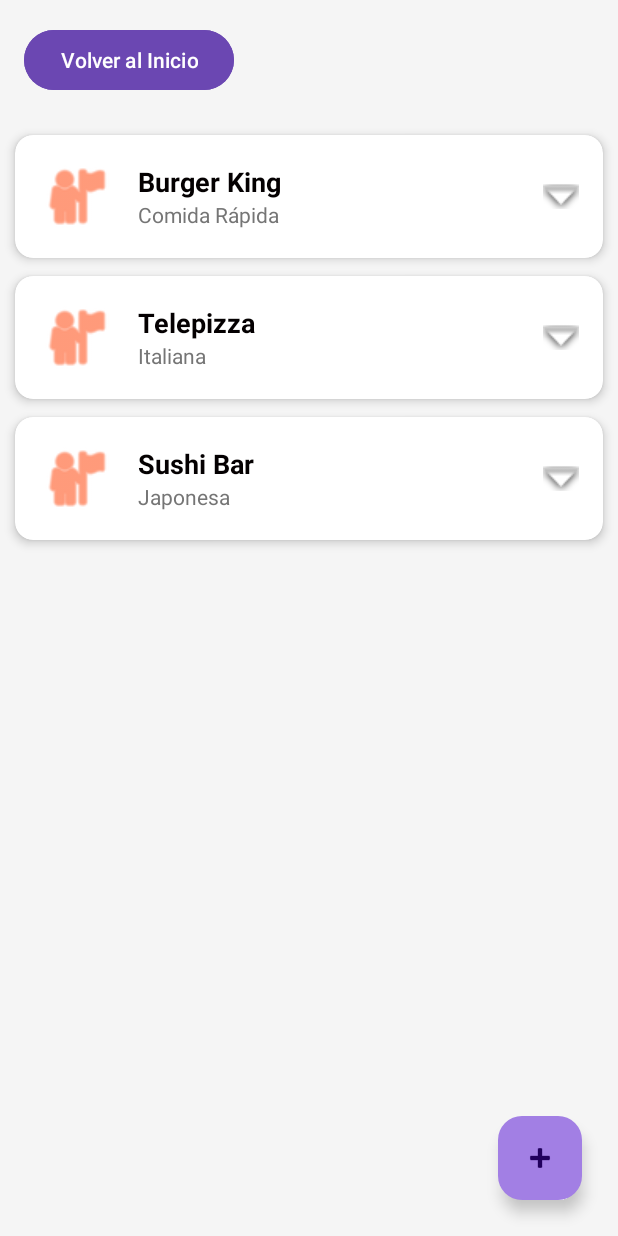
After one commit to guillem2121/GoFoodApp, an Android app: the MenuActivity screen opened directly, with no data from a screen before it, on a phone screen of 412 x 824 dp. The commit adds this screen. Run offline under Robolectric (Android 15) with nearby library versions, the phone set to English and light mode, and no system bars; Roboto replaces fonts that are not available here.

Commit message:
App Finalizada

```diff
--- a/app/build.gradle.kts
+++ b/app/build.gradle.kts
@@ -5,7 +5,7 @@ plugins {
 
 android {
     namespace = "com.guillermomartin.gofoodapp"
-    compileSdk = 35
+    compileSdk = 36
 
     defaultConfig {
         applicationId = "com.guillermomartin.gofoodapp"
--- a/app/src/main/AndroidManifest.xml
+++ b/app/src/main/AndroidManifest.xml
@@ -13,6 +13,9 @@
         android:theme="@style/Theme.GoFoodApp"
         tools:targetApi="31">
         <activity
+            android:name=".MenuActivity"
+            android:exported="false" />
+        <activity
             android:name=".MainActivity"
             android:exported="true">
             <intent-filter>
--- a/app/src/main/java/com/guillermomartin/gofoodapp/MainActivity.kt
+++ b/app/src/main/java/com/guillermomartin/gofoodapp/MainActivity.kt
@@ -1,6 +1,8 @@
 package com.guillermomartin.gofoodapp
 
+import android.content.Intent // IMPORTANTE: Necesario para cambiar de pantalla
 import android.os.Bundle
+import android.widget.Button // IMPORTANTE: Necesario para el botón
 import androidx.activity.enableEdgeToEdge
 import androidx.appcompat.app.AppCompatActivity
 import androidx.core.view.ViewCompat
@@ -11,10 +13,27 @@ class MainActivity : AppCompatActivity() {
         super.onCreate(savedInstanceState)
         enableEdgeToEdge()
         setContentView(R.layout.activity_main)
+
+        // Configuración de la pantalla (código que ya tenías)
         ViewCompat.setOnApplyWindowInsetsListener(findViewById(R.id.main)) { v, insets ->
             val systemBars = insets.getInsets(WindowInsetsCompat.Type.systemBars())
             v.setPadding(systemBars.left, systemBars.top, systemBars.right, systemBars.bottom)
             insets
         }
+
+        // ---------------------------------------------------------
+        // CÓDIGO NUEVO AÑADIDO PARA EL BOTÓN
+        // ---------------------------------------------------------
+
+        // 1. Buscamos el botón por su ID (asegúrate que en tu XML se llame btn_entrar o cámbialo aquí)
+        // Buscamos el botón usando el ID que tienes en tu XML ("button")
+        val btnEnter = findViewById<Button>(R.id.button)
+
+        btnEnter.setOnClickListener {
+            // Esto te lleva a la pantalla nueva (que está en Java)
+            val intent = Intent(this, MenuActivity::class.java)
+            startActivity(intent)
+        }
+        // ---------------------------------------------------------
     }
 }
--- /dev/null
+++ b/app/src/main/java/com/guillermomartin/gofoodapp/MenuActivity.java
@@ -0,0 +1,87 @@
+package com.guillermomartin.gofoodapp;
+
+import android.os.Bundle;
+import android.view.View;
+import android.widget.Button;
+
+import androidx.appcompat.app.AppCompatActivity;
+import androidx.recyclerview.widget.LinearLayoutManager;
+import androidx.recyclerview.widget.RecyclerView;
+import com.google.android.material.floatingactionbutton.FloatingActionButton;
+import com.google.android.material.snackbar.Snackbar;
+import com.guillermomartin.gofoodapp.Restaurante;
+
+import java.util.ArrayList;
+import java.util.List;
+
+public class MenuActivity extends AppCompatActivity {
+
+    private RecyclerView recyclerView;
+    private RestauranteAdapter adapter;
+    private List<Restaurante> listaRestaurantes;
+
+    @Override
+    protected void onCreate(Bundle savedInstanceState) {
+        super.onCreate(savedInstanceState);
+        setContentView(R.layout.activity_menu);
+
+        // 1. Inicializar la lista de datos
+        listaRestaurantes = new ArrayList<>();
+        listaRestaurantes.add(new Restaurante("Burger King", "Comida Rápida", "Whopper, Patatas fritas, Aros de cebolla"));
+        listaRestaurantes.add(new Restaurante("Telepizza", "Italiana", "Pizza Barbacoa, Pan de Ajo, Alitas"));
+        listaRestaurantes.add(new Restaurante("Sushi Bar", "Japonesa", "Makis de salmón, Nigiris, Sopa Miso"));
+
+        // 2. Configurar RecyclerView
+        recyclerView = findViewById(R.id.recyclerViewRestaurantes);
+        recyclerView.setLayoutManager(new LinearLayoutManager(this));
+
+        adapter = new RestauranteAdapter(listaRestaurantes);
+        recyclerView.setAdapter(adapter);
+
+        // 3. Configurar Floating Action Button (FAB)
+        FloatingActionButton fab = findViewById(R.id.fabAdd);
+        fab.setOnClickListener(new View.OnClickListener() {
+            @Override
+            public void onClick(View view) {
+                añadirRestaurante(view);
+            }
+        });
+
+        // ... código anterior (FAB, RecyclerView, etc) ...
+
+        // Configuración del botón VOLVER
+        Button btnVolver = findViewById(R.id.btnVolver);
+        btnVolver.setOnClickListener(new View.OnClickListener() {
+            @Override
+            public void onClick(View v) {
+                // finish() cierra esta actividad y vuelve automáticamente a la anterior (MainActivity)
+                finish();
+            }
+        });
+    }
+
+    private void añadirRestaurante(View view) {
+        // Crear un restaurante nuevo simulado
+        Restaurante nuevo = new Restaurante("Nuevo Wok " + (listaRestaurantes.size() + 1), "Asiática", "Tallarines tres delicias, Pollo al limón");
+
+        // Añadir a la lista y notificar al adaptador
+        listaRestaurantes.add(nuevo);
+        int position = listaRestaurantes.size() - 1;
+        adapter.notifyItemInserted(position);
+
+        // Scrollear hasta el nuevo elemento
+        recyclerView.scrollToPosition(position);
+
+        // 4. Mostrar Snackbar con acción DESHACER
+        Snackbar.make(view, "Restaurante añadido", Snackbar.LENGTH_LONG)
+                .setAction("DESHACER", new View.OnClickListener() {
+                    @Override
+                    public void onClick(View v) {
+                        // Eliminar el último elemento añadido
+                        listaRestaurantes.remove(position);
+                        adapter.notifyItemRemoved(position);
+                    }
+                })
+                .show();
+    }
+}
--- /dev/null
+++ b/app/src/main/java/com/guillermomartin/gofoodapp/Restaurante.java
@@ -0,0 +1,24 @@
+package com.guillermomartin.gofoodapp;
+
+public class Restaurante {
+    private String nombre;
+    private String tipoComida;
+    private String menuDestacado; // Esto será para el desplegable
+    private boolean isExpanded; // Para controlar si el desplegable está abierto
+
+    public Restaurante(String nombre, String tipoComida, String menuDestacado) {
+        this.nombre = nombre;
+        this.tipoComida = tipoComida;
+        this.menuDestacado = menuDestacado;
+        this.isExpanded = false; // Por defecto cerrado
+    }
+
+    // Getters
+    public String getNombre() { return nombre; }
+    public String getTipoComida() { return tipoComida; }
+    public String getMenuDestacado() { return menuDestacado; }
+    public boolean isExpanded() { return isExpanded; }
+
+    // Setter para la expansión
+    public void setExpanded(boolean expanded) { isExpanded = expanded; }
+}
--- /dev/null
+++ b/app/src/main/java/com/guillermomartin/gofoodapp/RestauranteAdapter.java
@@ -0,0 +1,74 @@
+package com.guillermomartin.gofoodapp;
+
+
+import android.view.LayoutInflater;
+import android.view.View;
+import android.view.ViewGroup;
+import android.widget.Button;
+import android.widget.LinearLayout;
+import android.widget.TextView;
+import android.widget.Toast;
+import androidx.annotation.NonNull;
+import androidx.recyclerview.widget.RecyclerView;
+import java.util.List;
+
+public class RestauranteAdapter extends RecyclerView.Adapter<RestauranteAdapter.RestauranteViewHolder> {
+
+    private List<Restaurante> listaRestaurantes;
+
+    public RestauranteAdapter(List<Restaurante> listaRestaurantes) {
+        this.listaRestaurantes = listaRestaurantes;
+    }
+
+    @NonNull
+    @Override
+    public RestauranteViewHolder onCreateViewHolder(@NonNull ViewGroup parent, int viewType) {
+        View view = LayoutInflater.from(parent.getContext()).inflate(R.layout.item_restaurante, parent, false);
+        return new RestauranteViewHolder(view);
+    }
+
+    @Override
+    public void onBindViewHolder(@NonNull RestauranteViewHolder holder, int position) {
+        Restaurante restaurante = listaRestaurantes.get(position);
+
+        // Asignar datos
+        holder.tvNombre.setText(restaurante.getNombre());
+        holder.tvTipo.setText(restaurante.getTipoComida());
+        holder.tvMenu.setText(restaurante.getMenuDestacado());
+
+        // Lógica del Desplegable (Expandable)
+        boolean isExpanded = restaurante.isExpanded();
+        holder.layoutDesplegable.setVisibility(isExpanded ? View.VISIBLE : View.GONE);
+
+        // Al hacer clic en el elemento, invertimos el estado de expansión
+        holder.itemView.setOnClickListener(v -> {
+            restaurante.setExpanded(!restaurante.isExpanded());
+            notifyItemChanged(position); // Notificamos cambio para animar/refrescar
+        });
+
+        // Funcionalidad Extra: Botón pedir muestra un Toast
+        holder.btnPedir.setOnClickListener(v -> {
+            Toast.makeText(v.getContext(), "Pedido realizado a " + restaurante.getNombre(), Toast.LENGTH_SHORT).show();
+        });
+    }
+
+    @Override
+    public int getItemCount() {
+        return listaRestaurantes.size();
+    }
+
+    public static class RestauranteViewHolder extends RecyclerView.ViewHolder {
+        TextView tvNombre, tvTipo, tvMenu;
+        LinearLayout layoutDesplegable;
+        Button btnPedir;
+
+        public RestauranteViewHolder(@NonNull View itemView) {
+            super(itemView);
+            tvNombre = itemView.findViewById(R.id.tvNombreRestaurante);
+            tvTipo = itemView.findViewById(R.id.tvTipoComida);
+            tvMenu = itemView.findViewById(R.id.tvMenuDestacado);
+            layoutDesplegable = itemView.findViewById(R.id.layoutDesplegable);
+            btnPedir = itemView.findViewById(R.id.btnPedir);
+        }
+    }
+}
--- a/app/src/main/res/layout/activity_main.xml
+++ b/app/src/main/res/layout/activity_main.xml
@@ -50,6 +50,7 @@
 
     <!-- Botón de inicio -->
     <Button
+        android:id="@+id/button"
         android:layout_width="wrap_content"
         android:layout_height="53dp"
         android:layout_marginTop="24dp"
--- /dev/null
+++ b/app/src/main/res/layout/activity_menu.xml
@@ -0,0 +1,47 @@
+<?xml version="1.0" encoding="utf-8"?>
+<androidx.coordinatorlayout.widget.CoordinatorLayout
+    xmlns:android="http://schemas.android.com/apk/res/android"
+    xmlns:app="http://schemas.android.com/apk/res-auto"
+    xmlns:tools="http://schemas.android.com/tools"
+    android:layout_width="match_parent"
+    android:layout_height="match_parent"
+    android:background="#F5F5F5"
+    tools:context=".MenuActivity">
+
+    <!-- Contenedor vertical para poner Botón arriba y Lista abajo -->
+    <LinearLayout
+        android:layout_width="match_parent"
+        android:layout_height="match_parent"
+        android:orientation="vertical">
+
+        <!-- BOTÓN PARA VOLVER AL INICIO -->
+        <Button
+            android:id="@+id/btnVolver"
+            android:layout_width="wrap_content"
+            android:layout_height="wrap_content"
+            android:layout_margin="16dp"
+            android:text="Volver al Inicio"
+            android:backgroundTint="@color/button_color"
+            android:textColor="@color/text_color" />
+
+        <!-- Lista de Restaurantes -->
+        <androidx.recyclerview.widget.RecyclerView
+            android:id="@+id/recyclerViewRestaurantes"
+            android:layout_width="match_parent"
+            android:layout_height="match_parent"
+            android:padding="10dp"
+            android:clipToPadding="false"/>
+    </LinearLayout>
+
+    <!-- Botón Flotante (FAB) -->
+    <com.google.android.material.floatingactionbutton.FloatingActionButton
+        android:id="@+id/fabAdd"
+        android:layout_width="wrap_content"
+        android:layout_height="wrap_content"
+        android:layout_gravity="bottom|end"
+        android:layout_margin="24dp"
+        android:src="@android:drawable/ic_input_add"
+        app:backgroundTint="@color/teal_200"
+        android:contentDescription="Añadir Restaurante" />
+
+</androidx.coordinatorlayout.widget.CoordinatorLayout>
--- /dev/null
+++ b/app/src/main/res/layout/item_restaurante.xml
@@ -0,0 +1,99 @@
+<?xml version="1.0" encoding="utf-8"?>
+<androidx.cardview.widget.CardView
+    xmlns:android="http://schemas.android.com/apk/res/android"
+    android:layout_width="match_parent"
+    android:layout_height="wrap_content"
+    android:layout_marginBottom="12dp"
+    app:cardCornerRadius="12dp"
+    app:cardElevation="4dp"
+    xmlns:app="http://schemas.android.com/apk/res-auto">
+
+    <LinearLayout
+        android:layout_width="match_parent"
+        android:layout_height="wrap_content"
+        android:orientation="vertical"
+        android:padding="16dp">
+
+        <!-- Parte visible siempre -->
+        <LinearLayout
+            android:layout_width="match_parent"
+            android:layout_height="wrap_content"
+            android:orientation="horizontal"
+            android:gravity="center_vertical">
+
+            <!-- Icono simple -->
+            <ImageView
+                android:layout_width="50dp"
+                android:layout_height="50dp"
+                android:src="@android:drawable/ic_menu_myplaces"
+                app:tint="#FF5722"/>
+
+            <LinearLayout
+                android:layout_width="0dp"
+                android:layout_height="wrap_content"
+                android:layout_weight="1"
+                android:orientation="vertical"
+                android:layout_marginStart="16dp">
+
+                <TextView
+                    android:id="@+id/tvNombreRestaurante"
+                    android:layout_width="wrap_content"
+                    android:layout_height="wrap_content"
+                    android:text="Nombre Restaurante"
+                    android:textSize="18sp"
+                    android:textStyle="bold"
+                    android:textColor="@color/black"/>
+
+                <TextView
+                    android:id="@+id/tvTipoComida"
+                    android:layout_width="wrap_content"
+                    android:layout_height="wrap_content"
+                    android:text="Tipo de comida"
+                    android:textSize="14sp"
+                    android:textColor="#757575"/>
+            </LinearLayout>
+
+            <!-- Flechita indicador -->
+            <ImageView
+                android:id="@+id/imgFlecha"
+                android:layout_width="24dp"
+                android:layout_height="24dp"
+                android:src="@android:drawable/arrow_down_float"/>
+        </LinearLayout>
+
+        <!-- Parte DESPLEGABLE (Oculta por defecto) -->
+        <LinearLayout
+            android:id="@+id/layoutDesplegable"
+            android:layout_width="match_parent"
+            android:layout_height="wrap_content"
+            android:orientation="vertical"
+            android:visibility="gone"
+            android:layout_marginTop="12dp"
+            android:background="#F0F0F0"
+            android:padding="10dp">
+
+            <TextView
+                android:layout_width="wrap_content"
+                android:layout_height="wrap_content"
+                android:text="Menú Destacado:"
+                android:textStyle="bold"
+                android:layout_marginBottom="4dp"/>
+
+            <TextView
+                android:id="@+id/tvMenuDestacado"
+                android:layout_width="match_parent"
+                android:layout_height="wrap_content"
+                android:text="Hamburguesa Doble..."
+                android:layout_marginBottom="8dp"/>
+
+            <!-- Funcionalidad extra: Botón de pedir dentro de la lista -->
+            <Button
+                android:id="@+id/btnPedir"
+                android:layout_width="wrap_content"
+                android:layout_height="wrap_content"
+                android:text="Pedir Ahora"
+                android:textSize="12sp"/>
+        </LinearLayout>
+
+    </LinearLayout>
+</androidx.cardview.widget.CardView>
--- a/app/src/main/res/values/colors.xml
+++ b/app/src/main/res/values/colors.xml
@@ -1,7 +1,9 @@
 <?xml version="1.0" encoding="utf-8"?>
 <resources>
+    <color name="black">#040001</color>
     <color name="gradient_start">#E91E63</color>
     <color name="gradient_end">#673AB7</color>
     <color name="text_color">#FFFFFF</color>
     <color name="button_color">#6B47B2</color>
+    <color name="teal_200">#A27FE4</color>
 </resources>
```
